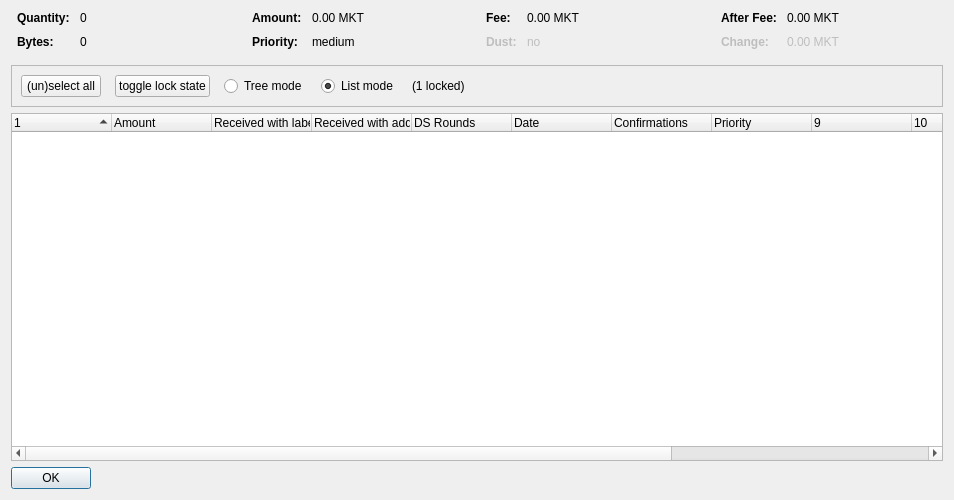
The window that src/qt/forms/coincontroldialog.ui (MKTCOIN-PROJECT/mktcoin) describes before a commit, drawn with Qt 5.
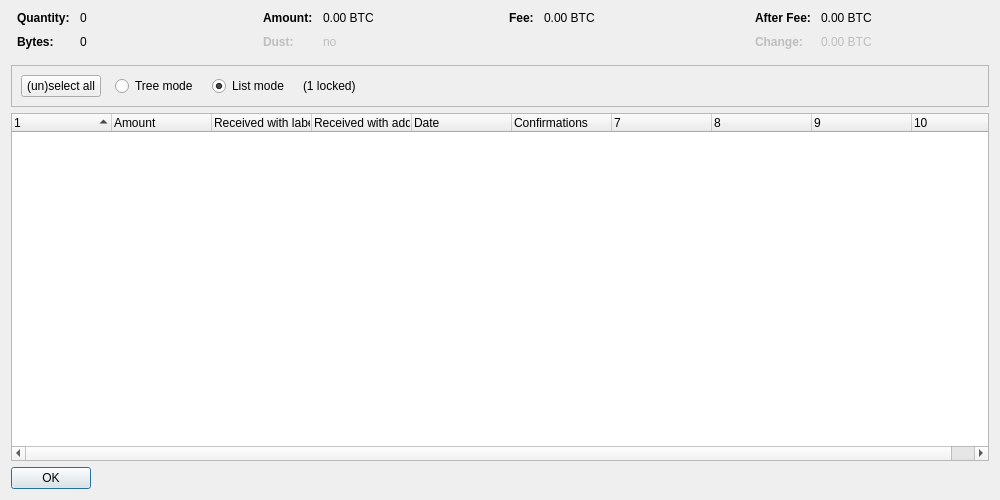
The same window after the commit. Custom widgets are drawn as their Qt base class.

The edit to the form file:
```diff
--- a/src/qt/forms/coincontroldialog.ui
+++ b/src/qt/forms/coincontroldialog.ui
@@ -6,7 +6,7 @@
    <rect>
     <x>0</x>
     <y>0</y>
-    <width>954</width>
+    <width>1000</width>
     <height>500</height>
    </rect>
   </property>
@@ -132,7 +132,7 @@
           <enum>Qt::ActionsContextMenu</enum>
          </property>
          <property name="text">
-          <string notr="true">0.00 MKT</string>
+          <string notr="true">0.00 BTC</string>
          </property>
          <property name="textInteractionFlags">
           <set>Qt::LinksAccessibleByMouse|Qt::TextSelectableByKeyboard|Qt::TextSelectableByMouse</set>
@@ -140,7 +140,10 @@
         </widget>
        </item>
        <item row="1" column="0">
-        <widget class="QLabel" name="labelCoinControlPriorityText">
+        <widget class="QLabel" name="labelCoinControlLowOutputText">
+         <property name="enabled">
+          <bool>false</bool>
+         </property>
          <property name="font">
           <font>
            <weight>75</weight>
@@ -148,12 +151,15 @@
           </font>
          </property>
          <property name="text">
-          <string>Priority:</string>
+          <string>Dust:</string>
          </property>
         </widget>
        </item>
        <item row="1" column="1">
-        <widget class="QLabel" name="labelCoinControlPriority">
+        <widget class="QLabel" name="labelCoinControlLowOutput">
+         <property name="enabled">
+          <bool>false</bool>
+         </property>
          <property name="cursor">
           <cursorShape>IBeamCursor</cursorShape>
          </property>
@@ -161,7 +167,7 @@
           <enum>Qt::ActionsContextMenu</enum>
          </property>
          <property name="text">
-          <string>medium</string>
+          <string notr="true">no</string>
          </property>
          <property name="textInteractionFlags">
           <set>Qt::LinksAccessibleByMouse|Qt::TextSelectableByKeyboard|Qt::TextSelectableByMouse</set>
@@ -206,42 +212,7 @@
           <enum>Qt::ActionsContextMenu</enum>
          </property>
          <property name="text">
-          <string notr="true">0.00 MKT</string>
-         </property>
-         <property name="textInteractionFlags">
-          <set>Qt::LinksAccessibleByMouse|Qt::TextSelectableByKeyboard|Qt::TextSelectableByMouse</set>
-         </property>
-        </widget>
-       </item>
-       <item row="1" column="0">
-        <widget class="QLabel" name="labelCoinControlLowOutputText">
-         <property name="enabled">
-          <bool>false</bool>
-         </property>
-         <property name="font">
-          <font>
-           <weight>75</weight>
-           <bold>true</bold>
-          </font>
-         </property>
-         <property name="text">
-          <string>Dust:</string>
-         </property>
-        </widget>
-       </item>
-       <item row="1" column="1">
-        <widget class="QLabel" name="labelCoinControlLowOutput">
-         <property name="enabled">
-          <bool>false</bool>
-         </property>
-         <property name="cursor">
-          <cursorShape>IBeamCursor</cursorShape>
-         </property>
-         <property name="contextMenuPolicy">
-          <enum>Qt::ActionsContextMenu</enum>
-         </property>
-         <property name="text">
-          <string>no</string>
+          <string notr="true">0.00 BTC</string>
          </property>
          <property name="textInteractionFlags">
           <set>Qt::LinksAccessibleByMouse|Qt::TextSelectableByKeyboard|Qt::TextSelectableByMouse</set>
@@ -286,7 +257,7 @@
           <enum>Qt::ActionsContextMenu</enum>
          </property>
          <property name="text">
-          <string notr="true">0.00 MKT</string>
+          <string notr="true">0.00 BTC</string>
          </property>
          <property name="textInteractionFlags">
           <set>Qt::LinksAccessibleByMouse|Qt::TextSelectableByKeyboard|Qt::TextSelectableByMouse</set>
@@ -321,7 +292,7 @@
           <enum>Qt::ActionsContextMenu</enum>
          </property>
          <property name="text">
-          <string notr="true">0.00 MKT</string>
+          <string notr="true">0.00 BTC</string>
          </property>
          <property name="textInteractionFlags">
           <set>Qt::LinksAccessibleByMouse|Qt::TextSelectableByKeyboard|Qt::TextSelectableByMouse</set>
@@ -348,7 +319,7 @@
      </property>
      <layout class="QHBoxLayout" name="horizontalLayout">
       <item>
-       <layout class="QHBoxLayout" name="horizontalLayoutPanel" stretch="0,0,0,0,0,0">
+       <layout class="QHBoxLayout" name="horizontalLayoutPanel" stretch="0,0,0,0,0">
         <property name="spacing">
          <number>14</number>
         </property>
@@ -368,22 +339,6 @@
           </property>
          </widget>
         </item>
-        <item>
-         <widget class="QPushButton" name="pushButtonToggleLock">
-          <property name="sizePolicy">
-           <sizepolicy hsizetype="Maximum" vsizetype="Fixed">
-            <horstretch>0</horstretch>
-            <verstretch>0</verstretch>
-           </sizepolicy>
-          </property>
-          <property name="text">
-           <string>toggle lock state</string>
-          </property>
-          <property name="autoDefault">
-           <bool>false</bool>
-          </property>
-         </widget>
-        </item>
         <item>
          <widget class="QRadioButton" name="radioTreeMode">
           <property name="sizePolicy">
@@ -447,7 +402,7 @@
       <bool>false</bool>
      </property>
      <property name="columnCount">
-      <number>13</number>
+      <number>10</number>
      </property>
      <attribute name="headerShowSortIndicator" stdset="0">
       <bool>true</bool>
@@ -475,11 +430,6 @@
        <string>Received with address</string>
       </property>
      </column>
-     <column>
-      <property name="text">
-       <string>DS Rounds</string>
-      </property>
-     </column>
      <column>
       <property name="text">
        <string>Date</string>
@@ -493,16 +443,6 @@
        <string>Confirmed</string>
       </property>
      </column>
-     <column>
-      <property name="text">
-       <string>Priority</string>
-      </property>
-     </column>
-     <column>
-      <property name="text">
-       <string/>
-      </property>
-     </column>
      <column>
       <property name="text">
        <string/>
```
Left out of the diff: 2 changed lines with no effect on the pictures.
